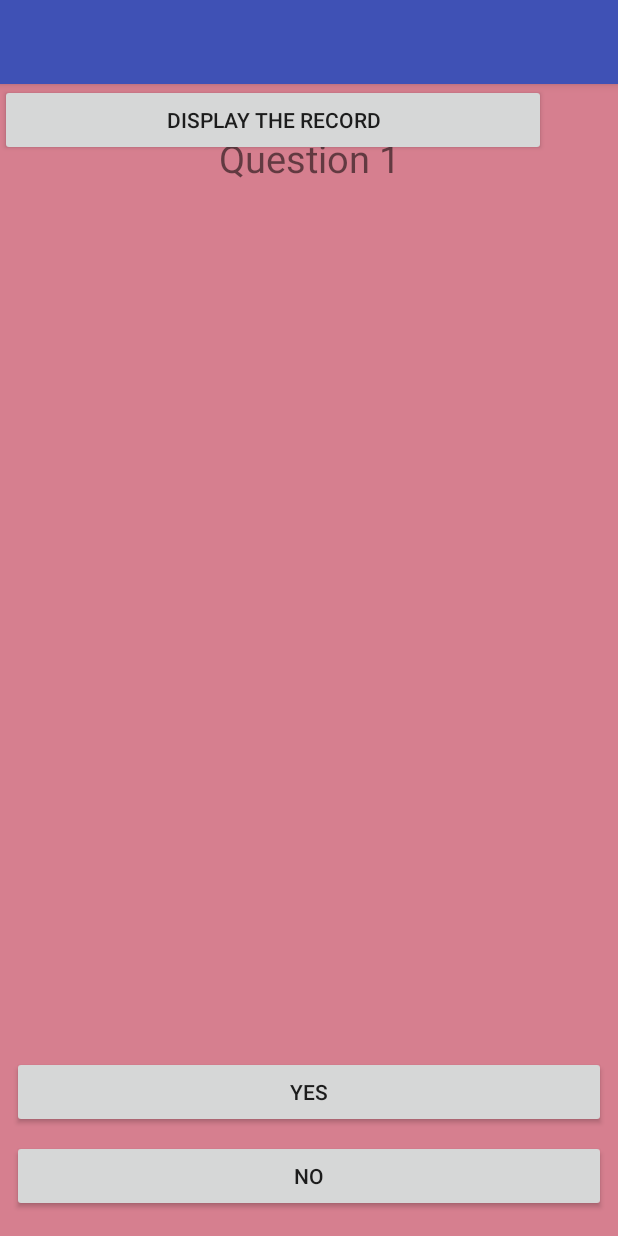
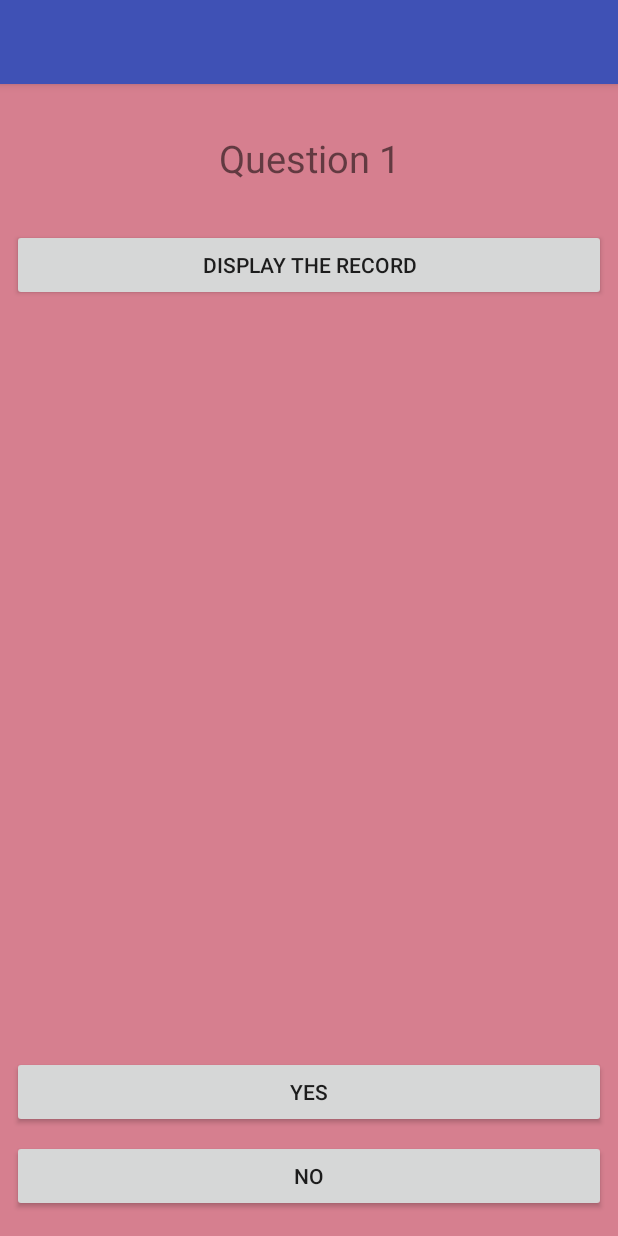
Before and after one commit to dvsth/C-Aware, an Android app: the QuestionScreen screen opened directly, with no data from a screen before it, on a phone screen of 412 x 824 dp. Run offline under Robolectric (Android 15) with nearby library versions, the light colour scheme and no system bars.

Commit message:
Commit 5, A New Hope

```diff
--- a/app/src/main/AndroidManifest.xml
+++ b/app/src/main/AndroidManifest.xml
@@ -1,7 +1,7 @@
 <?xml version="1.0" encoding="utf-8"?>
 <manifest xmlns:android="http://schemas.android.com/apk/res/android"
     package="devseth.questionnaire">
-
+    <uses-permission android:name="android.permission.WRITE_EXTERNAL_STORAGE"/>
     <application
         android:allowBackup="true"
         android:icon="@mipmap/ic_launcher"
--- a/app/src/main/java/devseth/questionnaire/QuestionFeeder.java
+++ b/app/src/main/java/devseth/questionnaire/QuestionFeeder.java
@@ -33,7 +33,7 @@ public class QuestionFeeder {
         questionIndex++;                                        //goto next question
 
         if (questionIndex == questions.length)                    //have we reached the last question?
-            return "end";                                       //if yes, return end
+            return "end";                                         //if yes, return end
 
         return questions[questionIndex];                        //or else return the next question
     }
--- a/app/src/main/java/devseth/questionnaire/QuestionScreen.java
+++ b/app/src/main/java/devseth/questionnaire/QuestionScreen.java
@@ -71,6 +71,7 @@ public class QuestionScreen extends AppCompatActivity implements View.OnClickLis
             btnNo.setEnabled(false);
             dbhelper.addSurveyResponse(responses);
             Log.d(null, "onClick: the response was added to database");
+            questionIndex++;
 
         } else {
             switch (v.getId()) {
@@ -82,7 +83,7 @@ public class QuestionScreen extends AppCompatActivity implements View.OnClickLis
                     responses[++questionIndex] = "1";
                     break;
                 case R.id.recordDisplay:
-                    txtQues.setText("ABCDEFG");
+                    txtQues.setText(dbhelper.displayResponse());
                     break;
 
 
--- a/app/src/main/res/layout/activity_question_screen.xml
+++ b/app/src/main/res/layout/activity_question_screen.xml
@@ -70,10 +70,14 @@
 
     <Button
         android:id="@+id/recordDisplay"
-        android:layout_width="364dp"
+        android:layout_width="match_parent"
         android:layout_height="0dp"
+        android:layout_marginLeft="8dp"
+        android:layout_marginRight="8dp"
+        android:layout_marginTop="30dp"
         android:text="Display the record"
-        tools:layout_editor_absoluteX="8dp"
-        tools:layout_editor_absoluteY="229dp" />
+        app:layout_constraintLeft_toLeftOf="parent"
+        app:layout_constraintRight_toRightOf="parent"
+        app:layout_constraintTop_toBottomOf="@+id/textView1" />
 
 </android.support.constraint.ConstraintLayout>
```
Also changed, not shown: app/src/main/java/devseth/questionnaire/DBHandler.java (+68 -9 lines).
